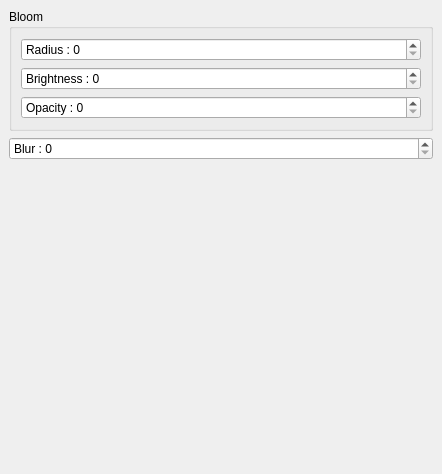
The window that imageeffectsdockwidget.ui (michalmielczynski/PanelTest) describes before a commit, drawn with Qt 5.
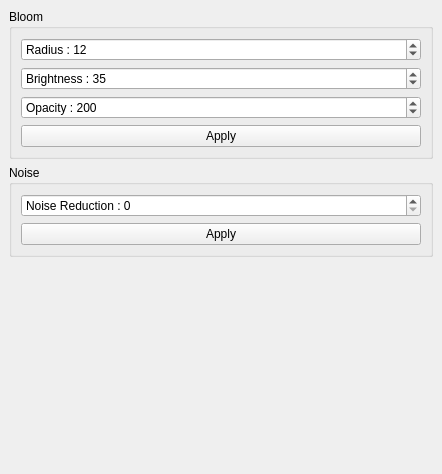
The same window after the commit.

Commit message: Code improvments, noise reduction filter, apply buttons, bloom filter improvements

What changed in the file:
```diff
--- a/imageeffectsdockwidget.ui
+++ b/imageeffectsdockwidget.ui
@@ -29,6 +29,9 @@
          <property name="maximum">
           <number>20</number>
          </property>
+         <property name="value">
+          <number>12</number>
+         </property>
         </widget>
        </item>
        <item>
@@ -39,6 +42,9 @@
          <property name="maximum">
           <number>50</number>
          </property>
+         <property name="value">
+          <number>35</number>
+         </property>
         </widget>
        </item>
        <item>
@@ -49,16 +55,42 @@
          <property name="maximum">
           <number>255</number>
          </property>
+         <property name="value">
+          <number>200</number>
+         </property>
+        </widget>
+       </item>
+       <item>
+        <widget class="QPushButton" name="pushButtonBloom">
+         <property name="text">
+          <string>Apply</string>
+         </property>
         </widget>
        </item>
       </layout>
      </widget>
     </item>
     <item>
-     <widget class="QSpinBox" name="Blur">
-      <property name="prefix">
-       <string>Blur : </string>
+     <widget class="QGroupBox" name="groupBox_2">
+      <property name="title">
+       <string>Noise</string>
       </property>
+      <layout class="QVBoxLayout" name="verticalLayout_3">
+       <item>
+        <widget class="QSpinBox" name="spinBoxNoiseReduction">
+         <property name="prefix">
+          <string>Noise Reduction : </string>
+         </property>
+        </widget>
+       </item>
+       <item>
+        <widget class="QPushButton" name="pushButtonNoiseReduction">
+         <property name="text">
+          <string>Apply</string>
+         </property>
+        </widget>
+       </item>
+      </layout>
      </widget>
     </item>
     <item>
```
The commit also changes 10 other files.
